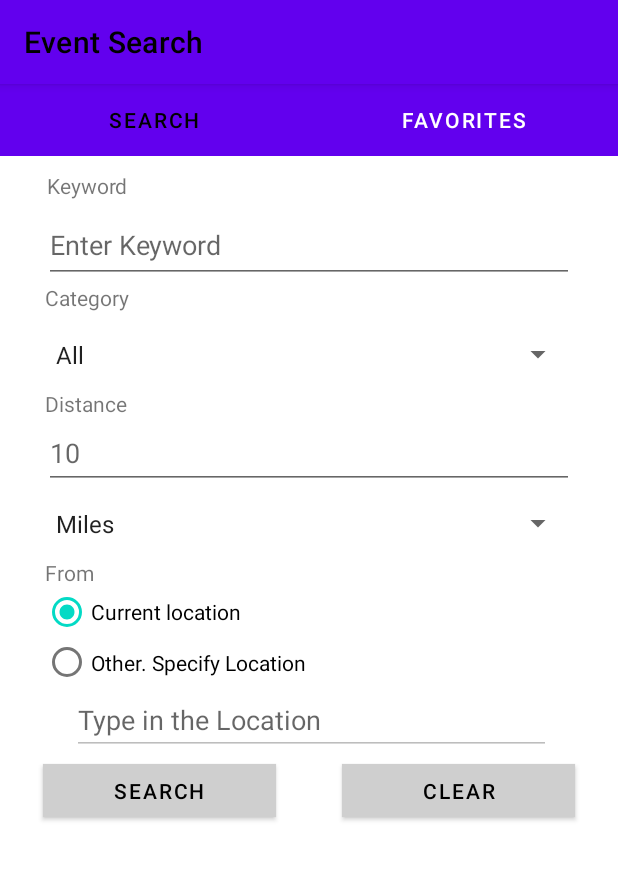
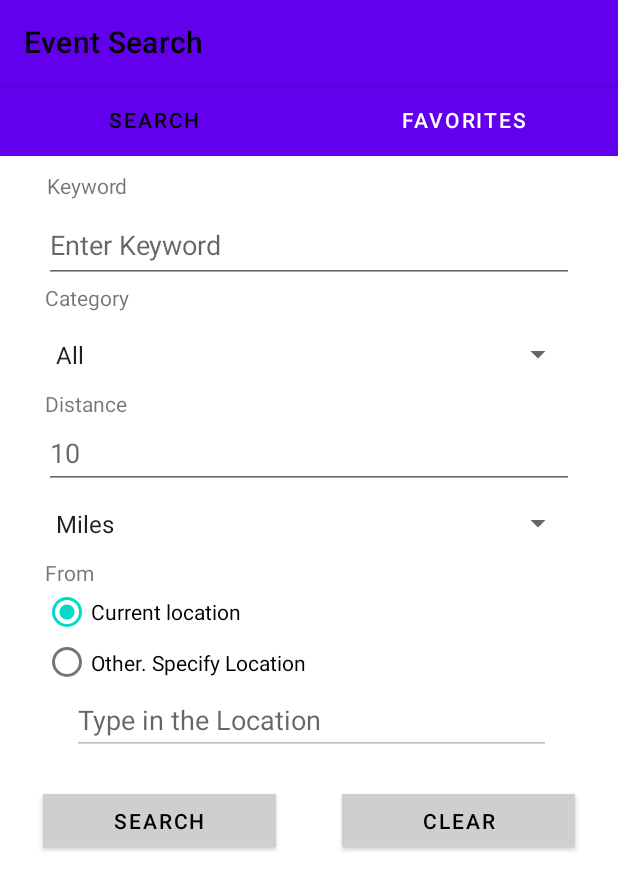
Before and after one commit to akshatatalele/event-search, an Android app: the screen it shows after launch (MainActivity), on a phone screen of 412 x 824 dp. Shown: the top 890 px of the screen. Run offline under Robolectric (Android 15) with nearby library versions, the light colour scheme and no system bars; our stand-ins replace Volley; libraries missing offline, so code that uses them is left out: org.codehaus.jackson.

Commit message:
final commit

```diff
--- a/Homework09/HW09Android/app/src/main/AndroidManifest.xml
+++ b/Homework09/HW09Android/app/src/main/AndroidManifest.xml
@@ -25,7 +25,8 @@
             android:parentActivityName=".EventListActivity"
             android:launchMode="singleTask"></activity>
         <activity android:name=".MainActivity"
-            android:launchMode="singleTask">
+            android:launchMode="singleTask"
+            android:windowSoftInputMode="adjustPan">
             <intent-filter>
                 <action android:name="android.intent.action.MAIN" />
 
--- a/Homework09/HW09Android/app/src/main/java/com/example/hw09android/EventInfo_Fragment.java
+++ b/Homework09/HW09Android/app/src/main/java/com/example/hw09android/EventInfo_Fragment.java
@@ -181,7 +181,7 @@ public class EventInfo_Fragment extends Fragment {
                         LinearLayout linearLayout = view.findViewById(R.id.ID_EDetails_LinearLayout_BuyTicketAt);
                         linearLayout.setVisibility(view.GONE);
                     }else{
-                        String html = "<a href = '" + eventInfo.getString("Buy Ticket At") + "'>Buy Ticket At</a>";
+                        String html = "<a href = '" + eventInfo.getString("Buy Ticket At") + "'>Ticketmaster</a>";
                         TextView textView = view.findViewById(R.id.ID_ED_BuyTicketAt_Value);
                         textView.setClickable(true);
                         if (android.os.Build.VERSION.SDK_INT >= android.os.Build.VERSION_CODES.N) {
--- a/Homework09/HW09Android/app/src/main/java/com/example/hw09android/Favorites_Fragments.java
+++ b/Homework09/HW09Android/app/src/main/java/com/example/hw09android/Favorites_Fragments.java
@@ -90,6 +90,7 @@ public class Favorites_Fragments extends Fragment {
             for (Map.Entry<String, ?> entry : allEntries.entrySet()) {
                 EventTable eventTable = new EventTable();
                 try {
+//                    System.out.println("Favorites data parse: "+(String) entry.getValue());
                     JSONObject jsonObject = new JSONObject((String) entry.getValue());
                     eventTable.setID(jsonObject.getString("id"));
                     eventTable.setName(jsonObject.getString("name"));
--- a/Homework09/HW09Android/app/src/main/java/com/example/hw09android/MainActivity.java
+++ b/Homework09/HW09Android/app/src/main/java/com/example/hw09android/MainActivity.java
@@ -9,7 +9,9 @@ import androidx.viewpager2.widget.ViewPager2;
 
 import android.content.Intent;
 import android.graphics.Color;
+import android.graphics.PorterDuff;
 import android.graphics.drawable.ColorDrawable;
+import android.graphics.drawable.Drawable;
 import android.os.Bundle;
 import android.os.Handler;
 import android.text.Html;
--- a/Homework09/HW09Android/app/src/main/java/com/example/hw09android/SearchForm_Fragment.java
+++ b/Homework09/HW09Android/app/src/main/java/com/example/hw09android/SearchForm_Fragment.java
@@ -47,9 +47,6 @@ import java.util.Map;
 public class SearchForm_Fragment extends Fragment implements AdapterView.OnItemSelectedListener{
 
     View view;
-//    ObjectMapper objectMapper =new ObjectMapper();
-//    private Handler handler;
-//    private AutoCompleteAdapter autoCompleteAdapter;
     AppCompatAutoCompleteTextView autoCompleteTextView;
     LocationManager locationManager;
     LocationListener locationListener;
@@ -145,47 +142,6 @@ public class SearchForm_Fragment extends Fragment implements AdapterView.OnItemS
             locationManager.requestLocationUpdates(LocationManager.GPS_PROVIDER, 0, 0, locationListener);
         }
 
-        /*autoCompleteTextView = view.findViewById(R.id.ID_SF_Autocomplete_textview);
-        System.out.println("Keyword: " + autoCompleteTextView.getText().toString());
-
-        autoCompleteAdapter =new AutoCompleteAdapter(this.getContext(), android.R.layout.simple_dropdown_item_1line);
-//        keywordAutoCompleteTextView.setThreshold(2);
-//        keywordAutoCompleteTextView.setAdapter(autoCompleteAdapter);
-        autoCompleteTextView.addTextChangedListener(
-                new TextWatcher() {
-                    @Override
-                    public void beforeTextChanged(CharSequence s, int start, int count, int after) {
-
-                    }
-
-                    @Override
-                    public void onTextChanged(CharSequence s, int start, int before, int count) {
-                        System.out.println("In method Ontext change");
-                        handler.removeMessages(TRIGGER_AUTO_COMPLETE);
-                        handler.sendEmptyMessageDelayed(TRIGGER_AUTO_COMPLETE,
-                                AUTO_COMPLETE_DELAY);
-                    }
-
-                    @Override
-                    public void afterTextChanged(Editable s) {
-
-                    }
-                }
-        );
-
-        handler = new Handler(new Handler.Callback() {
-            @Override
-            public boolean handleMessage(Message msg) {
-                if (msg.what == TRIGGER_AUTO_COMPLETE) {
-                    System.out.println("In method handleMessage change");
-                    if (!TextUtils.isEmpty(autoCompleteTextView.getText())) {
-                        System.out.println(autoCompleteTextView.getText().toString());
-                    }
-                }
-                return false;
-            }
-        });*/
-
         //Keyword
         keyword = view.findViewById(R.id.ID_SF_Autocomplete_textview);
 
@@ -193,6 +149,7 @@ public class SearchForm_Fragment extends Fragment implements AdapterView.OnItemS
         categorySpinner = view.findViewById(R.id.ID_SF_Category_spinner);
         ArrayAdapter<CharSequence> categoryAdapter = ArrayAdapter.createFromResource(this.getContext(), R.array.category_array, android.R.layout.simple_spinner_item);
         categoryAdapter.setDropDownViewResource(android.R.layout.simple_spinner_item);
+
         categorySpinner.setAdapter(categoryAdapter);
         categorySpinner.setOnItemSelectedListener(this);
 
@@ -355,5 +312,8 @@ public class SearchForm_Fragment extends Fragment implements AdapterView.OnItemS
     public void onResume() {
         super.onResume();
         clear();
+        keyword.clearFocus();
+        distanceTextView.clearFocus();
+        otherLocationTextView.clearFocus();
     }
 }
--- a/Homework09/HW09Android/app/src/main/java/com/example/hw09android/VenueInfo_Fragment.java
+++ b/Homework09/HW09Android/app/src/main/java/com/example/hw09android/VenueInfo_Fragment.java
@@ -208,9 +208,9 @@ public class VenueInfo_Fragment extends Fragment implements OnMapReadyCallback {
                         }else{
                             lat = Double.parseDouble(eventInfo.getString("Latitude"));
                             lng = Double.parseDouble(eventInfo.getString("Longitude"));
-                            /*SupportMapFragment mapFragment = (SupportMapFragment) getChildFragmentManager()
+                            SupportMapFragment mapFragment = (SupportMapFragment) getChildFragmentManager()
                                     .findFragmentById(R.id.map);
-                            mapFragment.getMapAsync(this);*/
+                            mapFragment.getMapAsync(this);
                         }
                     }
                 }
--- a/Homework09/HW09Android/app/src/main/res/layout/activity_event_list.xml
+++ b/Homework09/HW09Android/app/src/main/res/layout/activity_event_list.xml
@@ -18,7 +18,6 @@
         android:id="@+id/ID_EL_error_textview"
         android:layout_width="wrap_content"
         android:layout_height="wrap_content"
-        android:text="No Records"
         app:layout_constraintBottom_toBottomOf="parent"
         app:layout_constraintEnd_toEndOf="parent"
         app:layout_constraintStart_toStartOf="parent"
--- a/Homework09/HW09Android/app/src/main/res/layout/fragment_search_form_.xml
+++ b/Homework09/HW09Android/app/src/main/res/layout/fragment_search_form_.xml
@@ -56,6 +56,7 @@
             android:layout_marginStart="16dp"
             android:layout_marginTop="5dp"
             android:layout_marginEnd="16dp"
+            android:gravity="center_vertical"
             app:layout_constraintEnd_toEndOf="parent"
             app:layout_constraintStart_toStartOf="parent"
             app:layout_constraintTop_toBottomOf="@+id/ID_SF_Category_label" />
@@ -81,16 +82,15 @@
             android:layout_width="353dp"
             android:layout_height="47dp"
             android:layout_marginStart="16dp"
-            android:layout_marginLeft="13dp"
             android:layout_marginEnd="16dp"
-            android:layout_marginRight="16dp"
             android:ems="10"
             android:hint="10"
             android:inputType="number"
             app:layout_constraintBottom_toTopOf="@+id/ID_SF_Units_spinner"
             app:layout_constraintEnd_toEndOf="parent"
             app:layout_constraintStart_toStartOf="parent"
-            app:layout_constraintTop_toBottomOf="@+id/ID_SF_Distance_label" />
+            app:layout_constraintTop_toBottomOf="@+id/ID_SF_Distance_label"
+            tools:text="10" />
 
         <Spinner
             android:id="@+id/ID_SF_Units_spinner"
@@ -164,6 +164,7 @@
             android:layout_width="155dp"
             android:layout_height="47dp"
             android:layout_marginStart="16dp"
+            android:layout_marginTop="20dp"
             android:layout_marginEnd="16dp"
             android:backgroundTint="@color/grey"
             android:text="SEARCH"
@@ -178,6 +179,7 @@
             android:layout_width="155dp"
             android:layout_height="47dp"
             android:layout_marginStart="16dp"
+            android:layout_marginTop="20dp"
             android:layout_marginEnd="16dp"
             android:backgroundTint="@color/grey"
             android:text="CLEAR"
--- a/Homework09/HW09Android/app/src/main/res/layout/fragment_venue_info_.xml
+++ b/Homework09/HW09Android/app/src/main/res/layout/fragment_venue_info_.xml
@@ -221,12 +221,12 @@
                 android:layout_height="wrap_content"
                 android:orientation="horizontal">
 
-                <!--<fragment
+                <fragment
                     android:id="@+id/map"
                     android:name="com.google.android.gms.maps.SupportMapFragment"
                     android:layout_width="370sp"
-                    android:layout_height="200sp"
-                    tools:context=".MapsActivity" />-->
+                    android:layout_height="300sp"
+                    tools:context=".MapsActivity" />
             </LinearLayout>
 
 
```
Also changed, not shown: Homework09/HW09Android/app/src/main/java/com/example/hw09android/EventDetails_Activity.java (+7 -4 lines), Homework09/HW09Android/app/src/main/java/com/example/hw09android/EventListActivity.java (+8 -4 lines), Homework09/HW09Android/app/src/main/res/drawable/baseline_arrow_back_18.xml (added, +11 -0 lines), Homework09/HW09Android/app/src/main/res/drawable/baseline_arrow_back_20.xml (added, +11 -0 lines), Homework09/HW09Android/app/src/main/res/drawable/baseline_arrow_back_24.xml (added, +11 -0 lines), Homework09/HW09Android/app/src/main/res/drawable/baseline_arrow_back_36.xml (added, +11 -0 lines), 1 other file.
